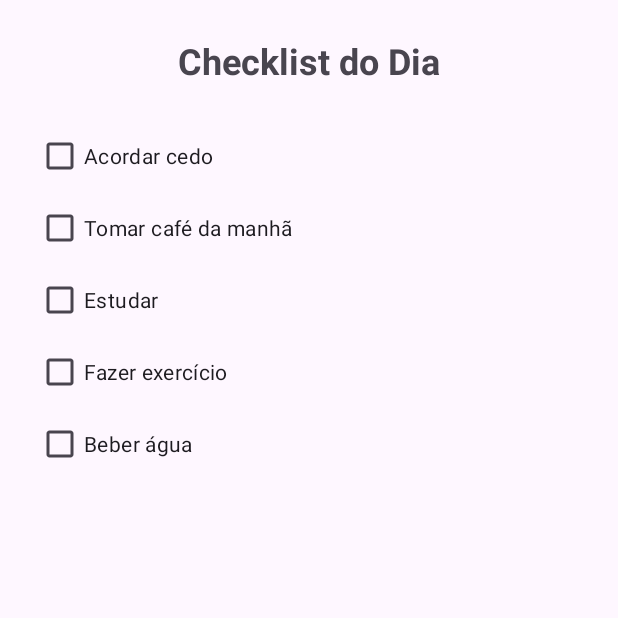
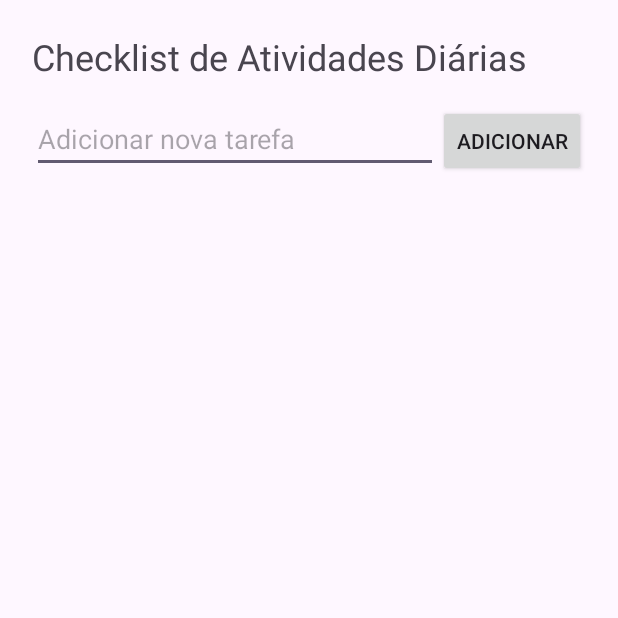
Before and after one commit to IasmimCoder/checklist-kotlin, an Android app: the screen it shows after launch (MainActivity), on a phone screen of 412 x 824 dp, the top half of it. Run offline under Robolectric (Android 15) with nearby library versions, the phone set to English and light mode, and no system bars.

```diff
--- a/app/src/main/java/com/example/checklistkotlin/MainActivity.kt
+++ b/app/src/main/java/com/example/checklistkotlin/MainActivity.kt
@@ -1,56 +1,147 @@
 package com.example.checklistkotlin
 
+
 import android.os.Bundle
-import androidx.activity.enableEdgeToEdge
+import android.text.InputType
+import android.view.View
+import android.widget.*
 import androidx.appcompat.app.AppCompatActivity
-import androidx.core.view.ViewCompat
-import androidx.core.view.WindowInsetsCompat
-
-import android.content.Context
-import android.widget.CheckBox
+import androidx.core.view.setPadding
 
 class MainActivity : AppCompatActivity() {
 
-    private lateinit var cbWakeUp: CheckBox
-    private lateinit var cbBreakfast: CheckBox
-    private lateinit var cbStudy: CheckBox
-    private lateinit var cbWorkout: CheckBox
-    private lateinit var cbWater: CheckBox
+    private lateinit var listView: ListView // elemento para mostrar a lista de tarefas.
+    private lateinit var addButton: Button // botão para adicionar novas tarefas.
+    private lateinit var inputTask: EditText // campo de texto para digitar a tarefa.
+    private val tasks = ArrayList<String>() // lista que armazena as strings das tarefas adicionadas.
+    private lateinit var adapter: TaskAdapter
 
+    //O método onCreate é chamado quando a Activity é criada.
+    // Aqui, a interface do usuário é configurada.
     override fun onCreate(savedInstanceState: Bundle?) {
         super.onCreate(savedInstanceState)
-        setContentView(R.layout.activity_main)
 
-        // Referências
-        cbWakeUp = findViewById(R.id.cbWakeUp)
-        cbBreakfast = findViewById(R.id.cbBreakfast)
-        cbStudy = findViewById(R.id.cbStudy)
-        cbWorkout = findViewById(R.id.cbWorkout)
-        cbWater = findViewById(R.id.cbWater)
+        // Cria um layout vertical que será o container principal da tela, com padding 32 pixels.
+        val rootLayout = LinearLayout(this).apply {
+            orientation = LinearLayout.VERTICAL
+            setPadding(32)
+        }
 
-        // Carrega estado salvo
-        loadCheckStates()
+        // Cria um título na parte superior e adiciona ao layout principal.
+        val title = TextView(this).apply {
+            text = "Checklist de Atividades Diárias"
+            textSize = 24f
+            setPadding(0, 0, 0, 24)
+        }
+        rootLayout.addView(title)
 
-        // Salva estado ao clicar
-        setupListeners()
-    }
+        // Um layout horizontal para o campo de texto e o botão de adicionar lado a lado.
+        val inputLayout = LinearLayout(this).apply {
+            orientation = LinearLayout.HORIZONTAL
+        }
 
-    private fun setupListeners() {
-        val prefs = getSharedPreferences("ChecklistPrefs", Context.MODE_PRIVATE)
+        // Campo onde o usuário digita sua nova tarefa, ocupando o máximo de espaço possível na horizontal.
+        inputTask = EditText(this).apply {
+            hint = "Adicionar nova tarefa"
+            layoutParams = LinearLayout.LayoutParams(0, LinearLayout.LayoutParams.WRAP_CONTENT, 1f)
+            inputType = InputType.TYPE_CLASS_TEXT
+        }
 
-        listOf(cbWakeUp, cbBreakfast, cbStudy, cbWorkout, cbWater).forEach { checkBox ->
-            checkBox.setOnCheckedChangeListener { _, isChecked ->
-                prefs.edit().putBoolean(checkBox.id.toString(), isChecked).apply()
+        //Botão para adicionar a tarefa digitada
+        addButton = Button(this).apply {
+            text = "Adicionar"
+            layoutParams = LinearLayout.LayoutParams(LinearLayout.LayoutParams.WRAP_CONTENT, LinearLayout.LayoutParams.WRAP_CONTENT)
+        }
+
+        //O campo de texto e o botão são adicionados ao layout de entrada, que por sua vez é adicionado ao layout principal.
+        inputLayout.addView(inputTask)
+        inputLayout.addView(addButton)
+
+        rootLayout.addView(inputLayout)
+
+        // Um ListView é criado para exibir a lista de tarefas e adicionado ao layout principal.
+        listView = ListView(this)
+        rootLayout.addView(listView)
+
+        // O layout principal é definido como a visualização da Activity.
+        // Um adaptador (TaskAdapter) é criado e associado ao ListView.
+        setContentView(rootLayout)
+
+        adapter = TaskAdapter()
+        listView.adapter = adapter
+
+        //Um listener é configurado para o botão de adicionar.
+        // Quando clicado, ele verifica se o campo de texto não está vazio.
+        // Se não estiver, a tarefa é adicionada à lista e a interface é atualizada.
+        // Caso contrário, uma mensagem de erro é exibida.
+        addButton.setOnClickListener {
+            val taskText = inputTask.text.toString().trim()
+            if (taskText.isNotEmpty()) {
+                tasks.add(taskText)
+                adapter.notifyDataSetChanged()
+                inputTask.text.clear()
+            } else {
+                Toast.makeText(this, "Digite uma tarefa para adicionar.", Toast.LENGTH_SHORT).show()
             }
         }
     }
 
-    private fun loadCheckStates() {
-        val prefs = getSharedPreferences("ChecklistPrefs", Context.MODE_PRIVATE)
+    // TaskAdapter é uma classe interna que estende BaseAdapter. Ela fornece os métodos necessários para gerenciar a lista de tarefas.
+    inner class TaskAdapter : BaseAdapter() {
+        override fun getCount(): Int = tasks.size
 
-        listOf(cbWakeUp, cbBreakfast, cbStudy, cbWorkout, cbWater).forEach { checkBox ->
-            val saved = prefs.getBoolean(checkBox.id.toString(), false)
-            checkBox.isChecked = saved
+        override fun getItem(position: Int): Any = tasks[position]
+
+        override fun getItemId(position: Int): Long = position.toLong()
+
+        //O método getView é responsável por criar ou reutilizar as visualizações para cada item da lista.
+        // Ele cria um layout com um CheckBox e um ImageButton para deletar a tarefa.
+        //Quando o botão de deletar é clicado, a tarefa correspondente é removida da lista.
+        override fun getView(position: Int, convertView: View?, parent: ViewGroup?): View {
+            val viewHolder: ViewHolder
+            val view: View
+
+            if (convertView == null) {
+                val itemLayout = LinearLayout(this@MainActivity).apply {
+                    orientation = LinearLayout.HORIZONTAL
+                    setPadding(16, 16, 16, 16)
+                    layoutParams = AbsListView.LayoutParams(AbsListView.LayoutParams.MATCH_PARENT, AbsListView.LayoutParams.WRAP_CONTENT)
+                }
+
+                val checkBox = CheckBox(this@MainActivity).apply {
+                    layoutParams = LinearLayout.LayoutParams(0, LinearLayout.LayoutParams.WRAP_CONTENT, 1f)
+                    textSize = 18f
+                }
+
+                val deleteButton = ImageButton(this@MainActivity).apply {
+                    setImageResource(android.R.drawable.ic_menu_delete)
+                    setBackgroundResource(0)
+                }
+
+                itemLayout.addView(checkBox)
+                itemLayout.addView(deleteButton)
+
+                view = itemLayout
+                viewHolder = ViewHolder(checkBox, deleteButton)
+                view.tag = viewHolder
+            } else {
+                view = convertView
+                viewHolder = view.tag as ViewHolder
+            }
+
+            val task = tasks[position]
+            viewHolder.checkBox.text = task
+            viewHolder.checkBox.isChecked = false
+            viewHolder.deleteButton.setOnClickListener {
+                tasks.removeAt(position)
+                notifyDataSetChanged()
+            }
+
+            return view
         }
+
+        //ViewHolder é uma classe interna que armazena referências para o CheckBox e o ImageButton,
+        // melhorando a eficiência da lista ao evitar chamadas repetidas para findViewById.
+        inner class ViewHolder(val checkBox: CheckBox, val deleteButton: ImageButton)
     }
 }
--- a/app/src/main/res/layout/activity_main.xml
+++ b/app/src/main/res/layout/activity_main.xml
@@ -1,46 +1,46 @@
-<LinearLayout
-    xmlns:android="http://schemas.android.com/apk/res/android"
+<LinearLayout xmlns:android="http://schemas.android.com/apk/res/android"
+    android:id="@+id/rootLayout"
     android:layout_width="match_parent"
     android:layout_height="match_parent"
     android:orientation="vertical"
-    android:padding="24dp">
+    android:padding="16dp"
+    >
+    <TextView
+        android:id="@+id/titleText"
+        android:layout_width="match_parent"
+        android:layout_height="wrap_content"
+        android:text="Checklist de Atividades Diárias"
+        android:textSize="24sp"
+        android:textStyle="bold"
+        android:paddingBottom="16dp"
+        />
+    <LinearLayout
+        android:id="@+id/inputLayout"
+        android:layout_width="match_parent"
+        android:layout_height="wrap_content"
+        android:orientation="horizontal" >
 
-    <TextView
-        android:id="@+id/tvTitle"
-        android:layout_width="wrap_content"
-        android:layout_height="56dp"
-        android:layout_gravity="center"
-        android:text="Checklist do Dia"
-        android:textSize="24sp"
-        android:textStyle="bold" />
+        <EditText
+            android:id="@+id/inputTask"
+            android:layout_width="0dp"
+            android:layout_height="wrap_content"
+            android:layout_weight="1"
+            android:hint="Adicionar nova tarefa"
+            android:inputType="text"
+            />
 
-    <CheckBox
-        android:id="@+id/cbWakeUp"
-        android:layout_width="wrap_content"
-        android:layout_height="wrap_content"
-        android:text="Acordar cedo" />
-
-    <CheckBox
-        android:id="@+id/cbBreakfast"
-        android:layout_width="wrap_content"
-        android:layout_height="wrap_content"
-        android:text="Tomar café da manhã" />
-
-    <CheckBox
-        android:id="@+id/cbStudy"
-        android:layout_width="wrap_content"
-        android:layout_height="wrap_content"
-        android:text="Estudar" />
-
-    <CheckBox
-        android:id="@+id/cbWorkout"
-        android:layout_width="wrap_content"
-        android:layout_height="wrap_content"
-        android:text="Fazer exercício" />
-
-    <CheckBox
-        android:id="@+id/cbWater"
-        android:layout_width="wrap_content"
-        android:layout_height="wrap_content"
-        android:text="Beber água" />
+        <Button
+            android:id="@+id/addButton"
+            android:layout_width="wrap_content"
+            android:layout_height="wrap_content"
+            android:text="Adicionar"
+            />
+    </LinearLayout>
+    <ListView
+        android:id="@+id/taskListView"
+        android:layout_width="match_parent"
+        android:layout_height="0dp"
+        android:layout_weight="1"
+        android:paddingTop="16dp"
+        />
 </LinearLayout>
```
